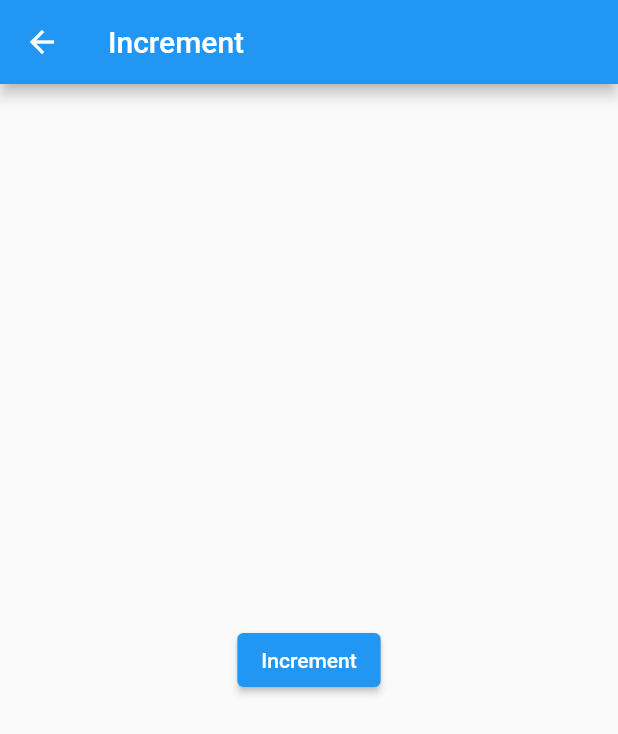
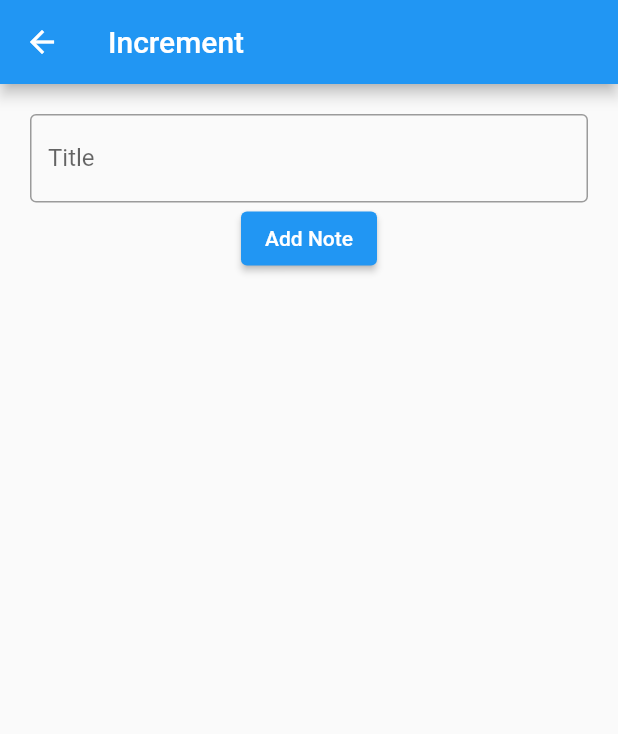
Before and after one commit to Erkebulan-Akhmediya/notes_app, a Flutter app: the screen it shows after launch, after a tap on the "add" icon, on a phone screen of 412 x 824 dp. Shown: the top 734 px of the screen. Run offline on Flutter 3.47's test engine with Material 2 defaults, Android fonts, the phone set to English and light mode, and no system bars; our stand-ins replace flutter_bloc.

Commit message:
adding notes

```diff
--- a/lib/bloc/increment_bloc.dart
+++ /dev/null
@@ -1,9 +0,0 @@
-import 'package:flutter_bloc/flutter_bloc.dart';
-
-class IncrementEvent {}
-
-class IncrementBloc extends Bloc<IncrementEvent, int> {
-  IncrementBloc() : super(0) {
-    on<IncrementEvent>((event, emit) => emit(state+1));
-  }
-}
--- /dev/null
+++ b/lib/bloc/list_bloc.dart
@@ -0,0 +1,17 @@
+import 'package:flutter_bloc/flutter_bloc.dart';
+import 'package:notes_app/model/note_model.dart';
+
+class AddNoteEvent {
+  AddNoteEvent(this.note);
+
+  final NoteModel note;
+}
+
+class ListBloc extends Bloc<AddNoteEvent, List<NoteModel>> {
+  ListBloc() : super([]) {
+    on<AddNoteEvent>((event, emit) {
+      List<NoteModel> notes = List.from(state)..add(event.note);
+      emit(notes);
+    });
+  }
+}
--- a/lib/main.dart
+++ b/lib/main.dart
@@ -1,7 +1,7 @@
 import 'package:flutter/material.dart';
 import 'package:flutter_bloc/flutter_bloc.dart';
-import 'package:notes_app/bloc/increment_bloc.dart';
-import 'package:notes_app/views/increment.dart';
+import 'package:notes_app/bloc/list_bloc.dart';
+import 'package:notes_app/views/add.dart';
 import 'package:notes_app/views/home.dart';
 
 void main() {
@@ -14,12 +14,12 @@ class MyApp extends StatelessWidget {
   @override
   Widget build(BuildContext context) {
     return BlocProvider(
-      create: (context) => IncrementBloc(),
+      create: (context) => ListBloc(),
       child: MaterialApp(
         debugShowCheckedModeBanner: false,
         home: const Home(),
         routes: {
-          '/add': (context) => const Increment(),
+          '/add': (context) => Add(),
         },
       ),
     );
--- /dev/null
+++ b/lib/model/note_model.dart
@@ -0,0 +1,7 @@
+class NoteModel {
+  NoteModel({
+    required this.title,
+  });
+
+  final String title;
+}
--- /dev/null
+++ b/lib/views/add.dart
@@ -0,0 +1,46 @@
+import 'package:flutter/material.dart';
+import 'package:flutter_bloc/flutter_bloc.dart';
+import 'package:notes_app/bloc/list_bloc.dart';
+import 'package:notes_app/model/note_model.dart';
+
+class Add extends StatelessWidget {
+  Add({super.key});
+
+  final TextEditingController _titleController = TextEditingController();
+
+  @override
+  Widget build(BuildContext context) {
+    return Scaffold(
+      appBar: AppBar(
+        title: const Text('Increment'),
+      ),
+      body: Padding(
+        padding: const EdgeInsets.all(20.0),
+        child: Column(
+          children: <Widget>[
+            TextField(
+              controller: _titleController,
+              decoration: const InputDecoration(
+                border: OutlineInputBorder(),
+                labelText: 'Title',
+              ),
+            ),
+            ElevatedButton(
+              onPressed: () {
+                BlocProvider.of<ListBloc>(context).add(
+                  AddNoteEvent(
+                    NoteModel(
+                      title: _titleController.text,
+                    ),
+                  ),
+                );
+              },
+              child: const Text('Add Note'),
+            ),
+          ],
+        ),
+      ),
+    );
+  }
+
+}
--- a/lib/views/home.dart
+++ b/lib/views/home.dart
@@ -1,6 +1,7 @@
 import 'package:flutter/material.dart';
 import 'package:flutter_bloc/flutter_bloc.dart';
-import 'package:notes_app/bloc/increment_bloc.dart';
+import 'package:notes_app/bloc/list_bloc.dart';
+import 'package:notes_app/model/note_model.dart';
 
 class Home extends StatelessWidget {
   const Home({super.key});
@@ -12,13 +13,16 @@ class Home extends StatelessWidget {
         title: const Text('Home'),
       ),
       body: Center(
-        child: BlocBuilder<IncrementBloc, int>(
+        child: BlocBuilder<ListBloc, List<NoteModel>>(
           builder: (context, state) {
-            return Text(
-              '$state',
-              style: const TextStyle(
-                fontSize: 30,
-              ),
+            return ListView.builder(
+              itemCount: state.length,
+              itemBuilder: (context, index) {
+                final note = state[index];
+                return ListTile(
+                  title: Text(note.title),
+                );
+              },
             );
           },
         ),
--- a/lib/views/increment.dart
+++ /dev/null
@@ -1,25 +0,0 @@
-import 'package:flutter/material.dart';
-import 'package:flutter_bloc/flutter_bloc.dart';
-import 'package:notes_app/bloc/increment_bloc.dart';
-
-class Increment extends StatelessWidget {
-  const Increment({super.key});
-
-  @override
-  Widget build(BuildContext context) {
-    return Scaffold(
-      appBar: AppBar(
-        title: const Text('Increment'),
-      ),
-      body: Center(
-        child: ElevatedButton(
-          onPressed: () {
-            BlocProvider.of<IncrementBloc>(context).add(IncrementEvent());
-          },
-          child: const Text('Increment'),
-        ),
-      ),
-    );
-  }
-
-}
```
